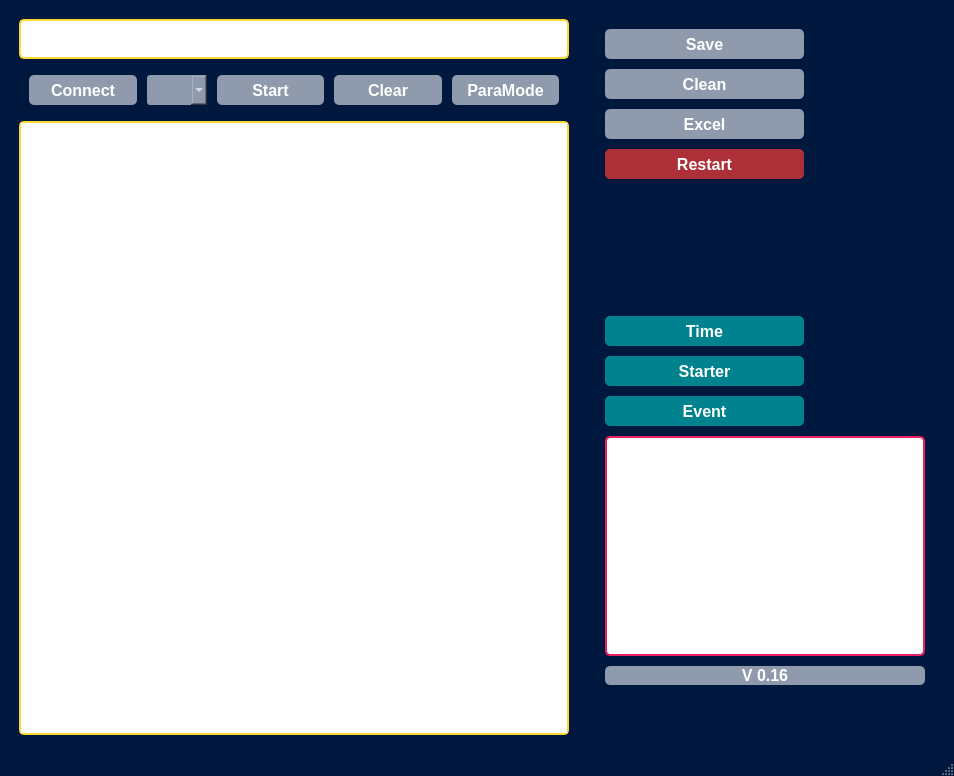
ahmadasmandar/fis_gui, file lunch.ui: the form before one commit.
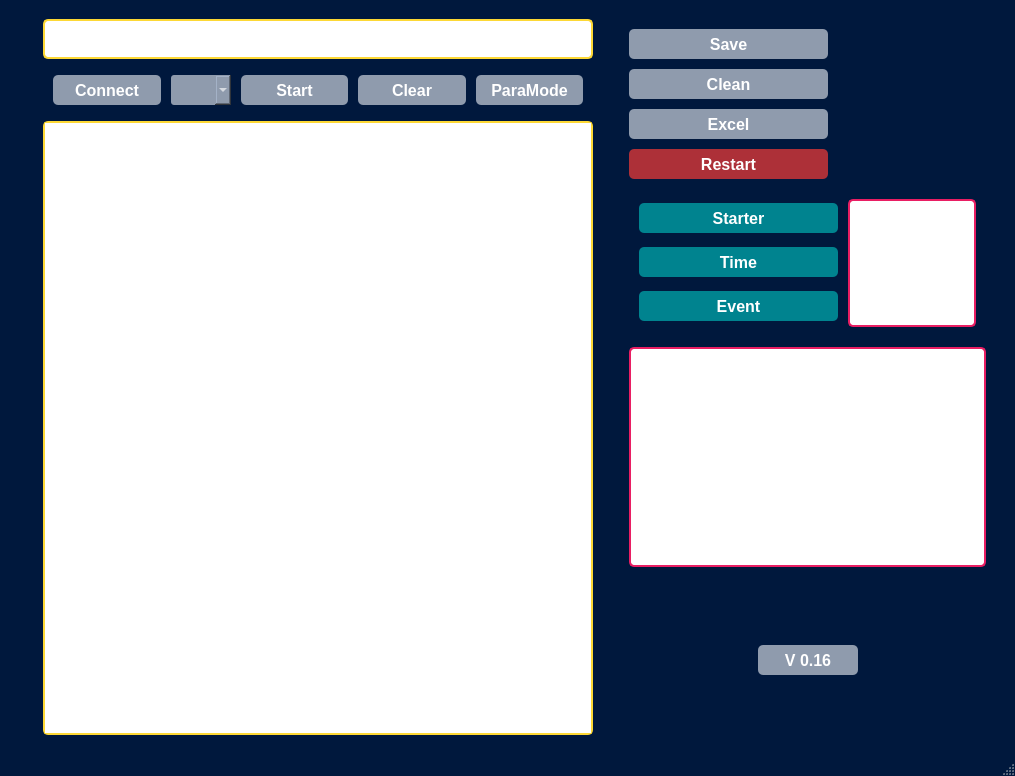
The form after the commit. Icons and pictures are not drawn.

```diff
--- a/lunch.ui
+++ b/lunch.ui
@@ -6,7 +6,7 @@
    <rect>
     <x>0</x>
     <y>0</y>
-    <width>872</width>
+    <width>1015</width>
     <height>776</height>
    </rect>
   </property>
@@ -321,22 +321,6 @@
       <property name="bottomMargin">
        <number>10</number>
       </property>
-      <item>
-       <spacer name="horizontalSpacer">
-        <property name="orientation">
-         <enum>Qt::Horizontal</enum>
-        </property>
-        <property name="sizeType">
-         <enum>QSizePolicy::Maximum</enum>
-        </property>
-        <property name="sizeHint" stdset="0">
-         <size>
-          <width>40</width>
-          <height>20</height>
-         </size>
-        </property>
-       </spacer>
-      </item>
       <item>
        <layout class="QVBoxLayout" name="verticalLayout">
         <property name="leftMargin">
@@ -494,54 +478,24 @@
          </widget>
         </item>
         <item>
-         <spacer name="verticalSpacer">
-          <property name="orientation">
-           <enum>Qt::Vertical</enum>
+         <layout class="QHBoxLayout" name="horizontalLayout_4">
+          <property name="spacing">
+           <number>10</number>
           </property>
-          <property name="sizeHint" stdset="0">
-           <size>
-            <width>20</width>
-            <height>40</height>
-           </size>
+          <property name="leftMargin">
+           <number>10</number>
           </property>
-         </spacer>
-        </item>
+          <property name="topMargin">
+           <number>10</number>
+          </property>
+          <property name="rightMargin">
+           <number>10</number>
+          </property>
+          <property name="bottomMargin">
+           <number>10</number>
+          </property>
         <item>
-         <widget class="QPushButton" name="set_time_bu">
-          <property name="minimumSize">
-           <size>
-            <width>199</width>
-            <height>30</height>
-           </size>
-          </property>
-          <property name="maximumSize">
-           <size>
-            <width>150</width>
-            <height>30</height>
-           </size>
-          </property>
-          <property name="font">
-           <font>
-            <pointsize>12</pointsize>
-            <weight>75</weight>
-            <bold>true</bold>
-            <kerning>true</kerning>
-           </font>
-          </property>
-          <property name="styleSheet">
-           <string notr="true">QPushButton{
-  border-radius: 5px;
-  background-color: #00838f;
-  color: white;
-}
-
-</string>
-          </property>
-          <property name="text">
-           <string>Time</string>
-          </property>
-         </widget>
-        </item>
+           <layout class="QVBoxLayout" name="verticalLayout_3">
         <item>
          <widget class="QPushButton" name="starter_bu">
           <property name="minimumSize">
@@ -578,6 +532,42 @@
           </property>
          </widget>
         </item>
+            <item>
+             <widget class="QPushButton" name="set_time_bu">
+              <property name="minimumSize">
+               <size>
+                <width>199</width>
+                <height>30</height>
+               </size>
+              </property>
+              <property name="maximumSize">
+               <size>
+                <width>150</width>
+                <height>30</height>
+               </size>
+              </property>
+              <property name="font">
+               <font>
+                <pointsize>12</pointsize>
+                <weight>75</weight>
+                <bold>true</bold>
+                <kerning>true</kerning>
+               </font>
+              </property>
+              <property name="styleSheet">
+               <string notr="true">QPushButton{
+  border-radius: 5px;
+  background-color: #00838f;
+  color: white;
+}
+
+</string>
+              </property>
+              <property name="text">
+               <string>Time</string>
+              </property>
+             </widget>
+            </item>
         <item>
          <widget class="QPushButton" name="event_bu">
           <property name="minimumSize">
@@ -614,6 +604,39 @@
           </property>
          </widget>
         </item>
+           </layout>
+          </item>
+          <item>
+           <widget class="QLabel" name="label_3">
+            <property name="minimumSize">
+             <size>
+              <width>128</width>
+              <height>128</height>
+             </size>
+            </property>
+            <property name="maximumSize">
+             <size>
+              <width>128</width>
+              <height>220</height>
+             </size>
+            </property>
+            <property name="styleSheet">
+             <string notr="true">QLabel{
+background: white;
+  border-radius: 5px;
+  border: 2px solid #e91e63;
+}</string>
+            </property>
+            <property name="text">
+             <string/>
+            </property>
+            <property name="pixmap">
+             <pixmap>ski2.ico</pixmap>
+            </property>
+           </widget>
+          </item>
+         </layout>
+        </item>
         <item>
          <widget class="QLabel" name="label">
           <property name="minimumSize">
@@ -644,7 +667,59 @@
          </widget>
         </item>
         <item>
+         <spacer name="verticalSpacer">
+          <property name="orientation">
+           <enum>Qt::Vertical</enum>
+          </property>
+          <property name="sizeHint" stdset="0">
+           <size>
+            <width>20</width>
+            <height>40</height>
+           </size>
+          </property>
+         </spacer>
+        </item>
+        <item>
+         <layout class="QHBoxLayout" name="horizontalLayout_5">
+          <property name="leftMargin">
+           <number>10</number>
+          </property>
+          <property name="topMargin">
+           <number>10</number>
+          </property>
+          <property name="rightMargin">
+           <number>10</number>
+          </property>
+          <property name="bottomMargin">
+           <number>10</number>
+          </property>
+          <item>
+           <spacer name="horizontalSpacer_4">
+            <property name="orientation">
+             <enum>Qt::Horizontal</enum>
+            </property>
+            <property name="sizeHint" stdset="0">
+             <size>
+              <width>40</width>
+              <height>20</height>
+             </size>
+            </property>
+           </spacer>
+          </item>
+          <item>
          <widget class="QLabel" name="label_2">
+            <property name="minimumSize">
+             <size>
+              <width>100</width>
+              <height>30</height>
+             </size>
+            </property>
+            <property name="maximumSize">
+             <size>
+              <width>16777215</width>
+              <height>30</height>
+             </size>
+            </property>
           <property name="font">
            <font>
             <pointsize>12</pointsize>
@@ -669,6 +744,21 @@
          </widget>
         </item>
         <item>
+           <spacer name="horizontalSpacer_5">
+            <property name="orientation">
+             <enum>Qt::Horizontal</enum>
+            </property>
+            <property name="sizeHint" stdset="0">
+             <size>
+              <width>40</width>
+              <height>20</height>
+             </size>
+            </property>
+           </spacer>
+          </item>
+         </layout>
+        </item>
+        <item>
          <spacer name="verticalSpacer_2">
           <property name="orientation">
            <enum>Qt::Vertical</enum>
@@ -686,6 +776,22 @@
         </item>
        </layout>
       </item>
+      <item>
+       <spacer name="horizontalSpacer">
+        <property name="orientation">
+         <enum>Qt::Horizontal</enum>
+        </property>
+        <property name="sizeType">
+         <enum>QSizePolicy::Maximum</enum>
+        </property>
+        <property name="sizeHint" stdset="0">
+         <size>
+          <width>40</width>
+          <height>20</height>
+         </size>
+        </property>
+       </spacer>
+      </item>
      </layout>
     </item>
     <item>
```
Lines whose indentation alone changed are shown as unchanged.
